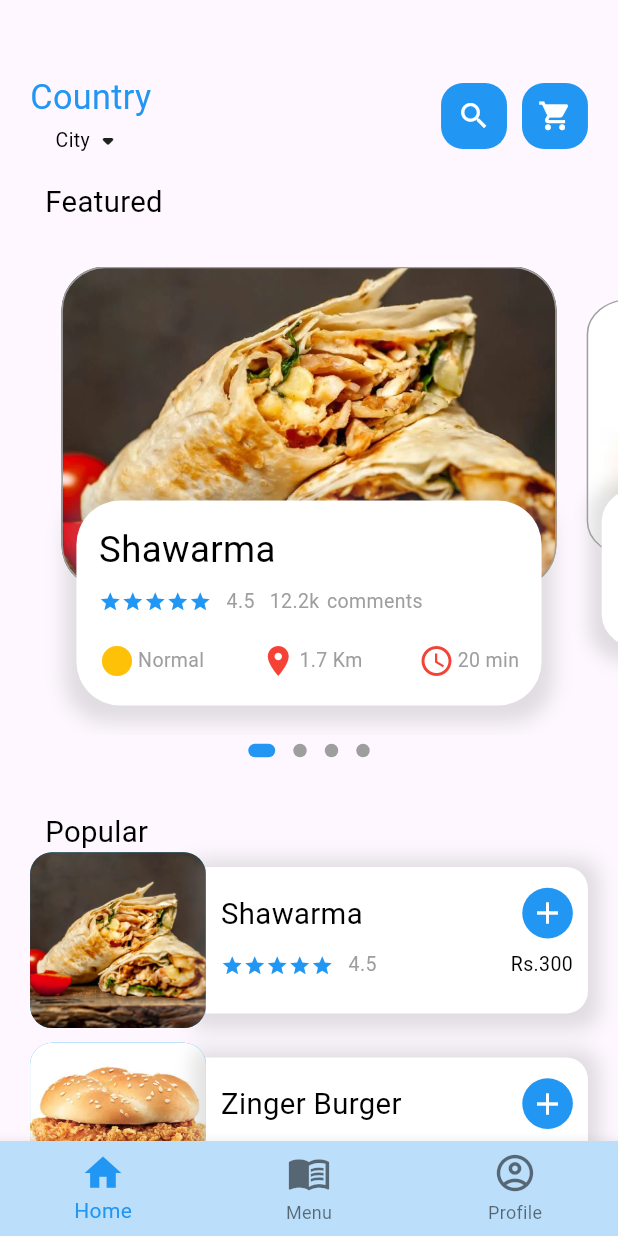
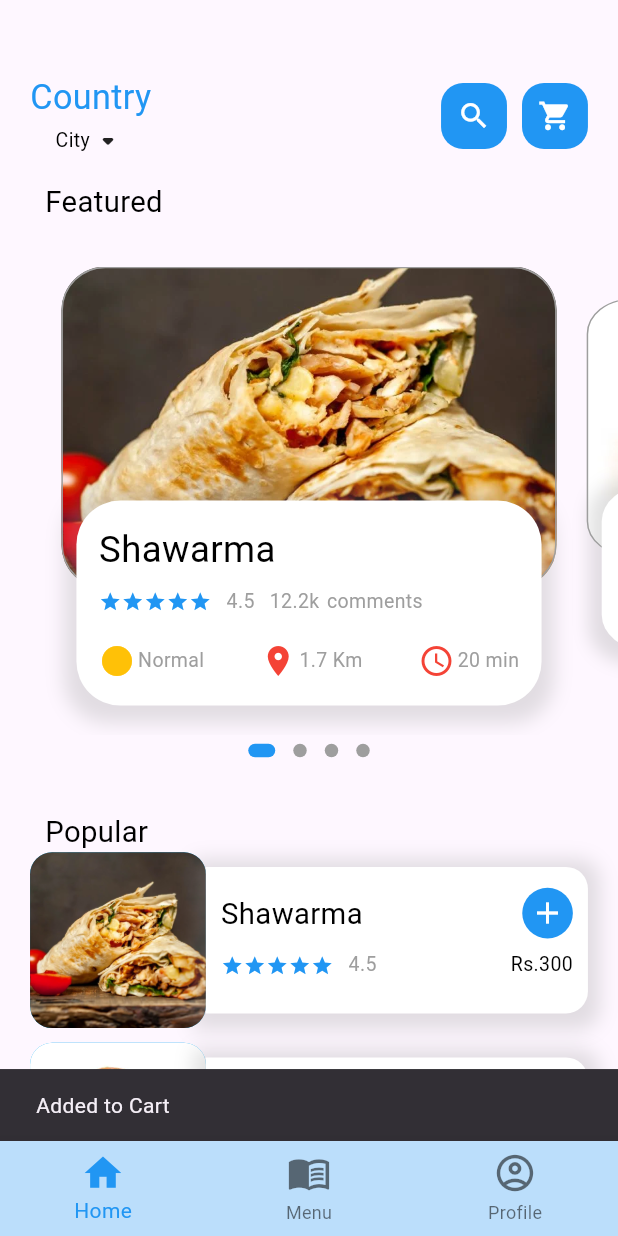
Before and after one commit to haris8899/my_food_app, a Flutter app: the screen it shows after launch, after a tap on the "add" icon, on a phone screen of 412 x 824 dp. Run offline on Flutter 3.47's test engine with Material 2 defaults, Android fonts, the phone set to English and light mode, and no system bars; drawn by our look-alikes of dots_indicator; our stand-ins replace cloud_firestore, firebase_auth, firebase_core, get; accounts and stored records are empty.

Commit message:
Added Action Snackbars

```diff
--- a/lib/Screens/HomePage/home_page_body.dart
+++ b/lib/Screens/HomePage/home_page_body.dart
@@ -90,7 +90,8 @@ class _HomePageBodyState extends State<HomePageBody> {
                     Navigator.push(
                       context,
                       MaterialPageRoute(
-                          builder: (context) => SecondaryDetailsPage(index: index)),
+                          builder: (context) =>
+                              SecondaryDetailsPage(index: index)),
                     ),
                   },
                   child: Container(
@@ -142,19 +143,29 @@ class _HomePageBodyState extends State<HomePageBody> {
                               mainAxisAlignment: MainAxisAlignment.center,
                               children: [
                                 Row(
-                                  mainAxisAlignment: MainAxisAlignment.spaceBetween,
+                                  mainAxisAlignment:
+                                      MainAxisAlignment.spaceBetween,
                                   children: [
                                     LargeText(
-                                        text: dataClass.mainlist[index]['name']!),
+                                        text: dataClass.mainlist[index]
+                                            ['name']!),
                                     InkWell(
-                                      onTap: () => CartFunctions.addToCart(index.toString(), 1),
+                                      onTap: () => {
+                                        CartFunctions.addToCart(
+                                            index.toString(), 1),
+                                        ScaffoldMessenger.of(context).showSnackBar(const SnackBar(content: Text("Added to Cart"),))
+                                      },
                                       child: Container(
-                                        padding: EdgeInsets.all(Dimensions.height10/2),
+                                        padding: EdgeInsets.all(
+                                            Dimensions.height10 / 2),
                                         decoration: BoxDecoration(
-                                          color: Colors.blue,
-                                          borderRadius: BorderRadius.circular(Dimensions.height30)
+                                            color: Colors.blue,
+                                            borderRadius: BorderRadius.circular(
+                                                Dimensions.height30)),
+                                        child: Icon(
+                                          Icons.add,
+                                          color: Colors.white,
                                         ),
-                                        child: Icon(Icons.add,color: Colors.white,),
                                       ),
                                     )
                                   ],
@@ -167,7 +178,8 @@ class _HomePageBodyState extends State<HomePageBody> {
                                       MainAxisAlignment.spaceBetween,
                                   children: [
                                     Row(
-                                      mainAxisAlignment: MainAxisAlignment.start,
+                                      mainAxisAlignment:
+                                          MainAxisAlignment.start,
                                       children: [
                                         Wrap(
                                           children: List.generate(
```
Also changed, not shown: lib/Screens/Orders/cart_functions.dart (+0 -9 lines).
